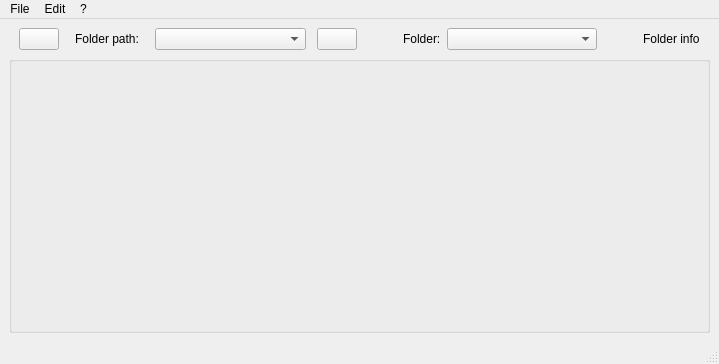
The window that mdaviz/resources/mainwindow.ui (BCDA-APS/mdaviz) describes before a commit, drawn with Qt 5.
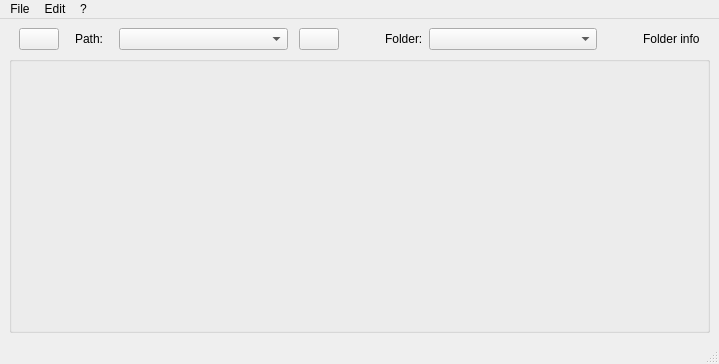
The same window after the commit. Icons and pictures are not drawn.

Diff of the .ui file:
```diff
--- a/mdaviz/resources/mainwindow.ui
+++ b/mdaviz/resources/mainwindow.ui
@@ -63,7 +63,7 @@
       <item>
        <widget class="QLabel" name="folder_label">
         <property name="text">
-         <string>Folder path:   </string>
+         <string>Path:   </string>
         </property>
        </widget>
       </item>
```
Left out of the diff: 2 changed lines with no effect on the pictures.
